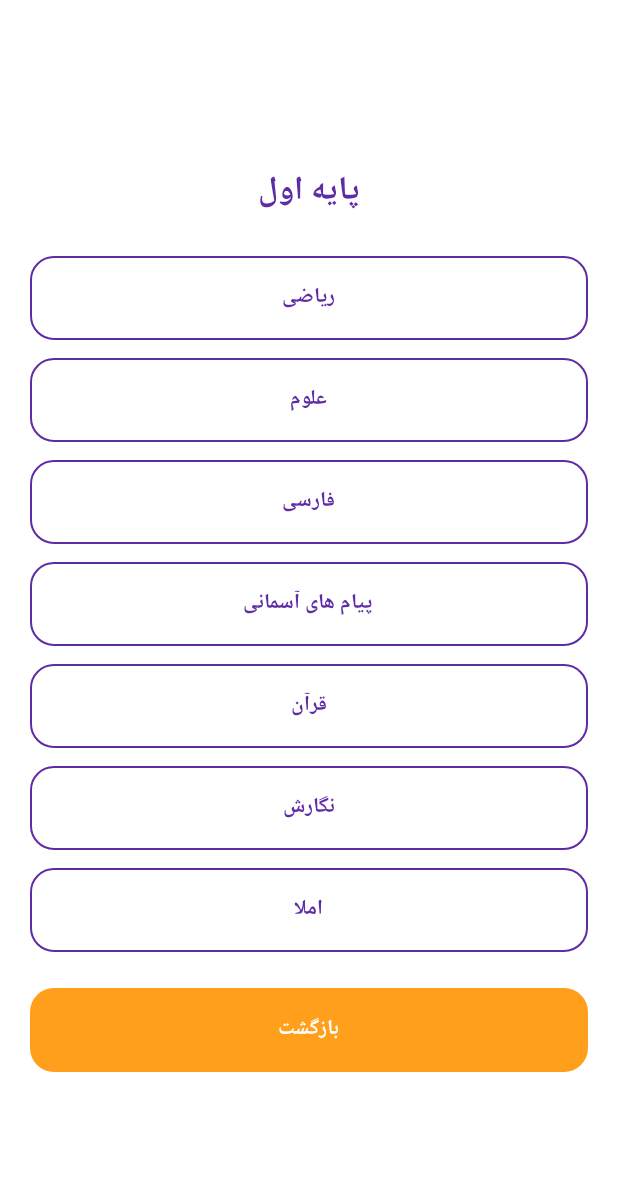
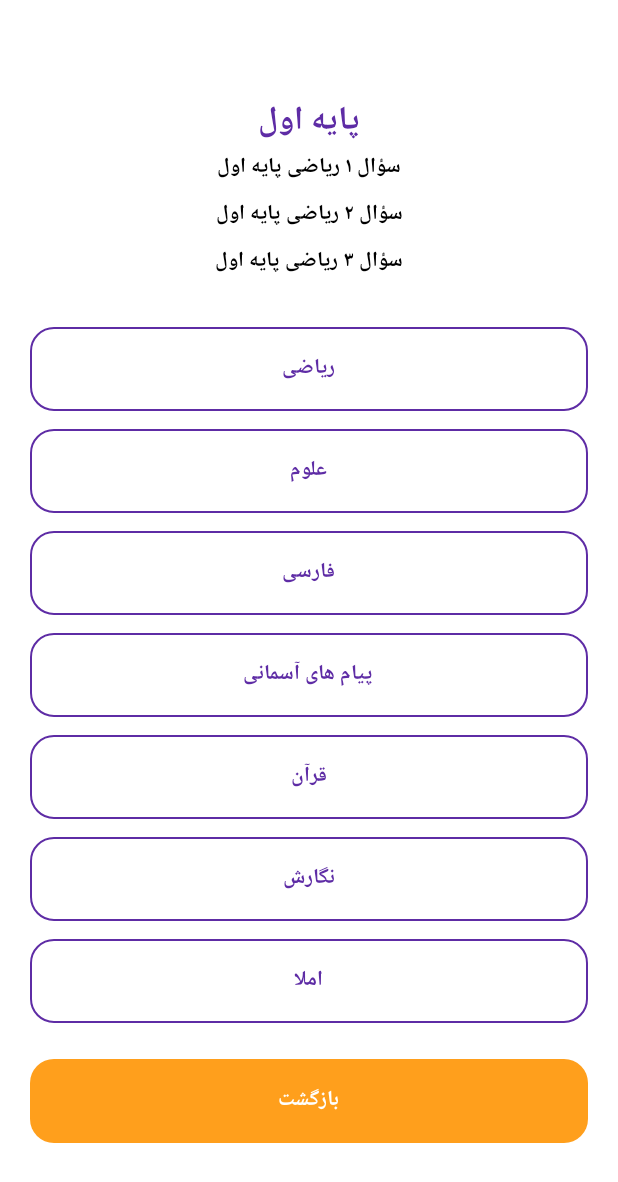
Before and after one commit to erfan92kz-ctrl/Darsino, an Android app built with Jetpack Compose: the composable GameFlowScreen shown on its own in the app's theme, after a tap on "ریاضی", on a phone screen of 412 x 824 dp. Shown: the top 1182 px of the screen. Run offline under Robolectric (Android 15) with nearby library versions, the phone set to English and light mode, and no system bars; 1 other tap on this screen came first.

Commit message:
Update MainActivity.kt

```diff
--- a/app/src/main/java/com/darsino/app/MainActivity.kt
+++ b/app/src/main/java/com/darsino/app/MainActivity.kt
@@ -753,6 +753,7 @@ fun GameFlowScreen() {
             verticalArrangement = Arrangement.Center
         ) {
             Text("پایه $g", fontWeight = FontWeight.Bold, color = Purple, fontSize = 22.sp)
+            selectedLesson?.let { sl -> questionsFor(g, sl).forEach { q -> Text(q, color = Color.Black, fontWeight = FontWeight.Bold); Spacer(Modifier.height(8.dp)) } }
             Spacer(Modifier.height(24.dp))
             lessonsFor(g).forEach { lesson ->
                 Button(
```
